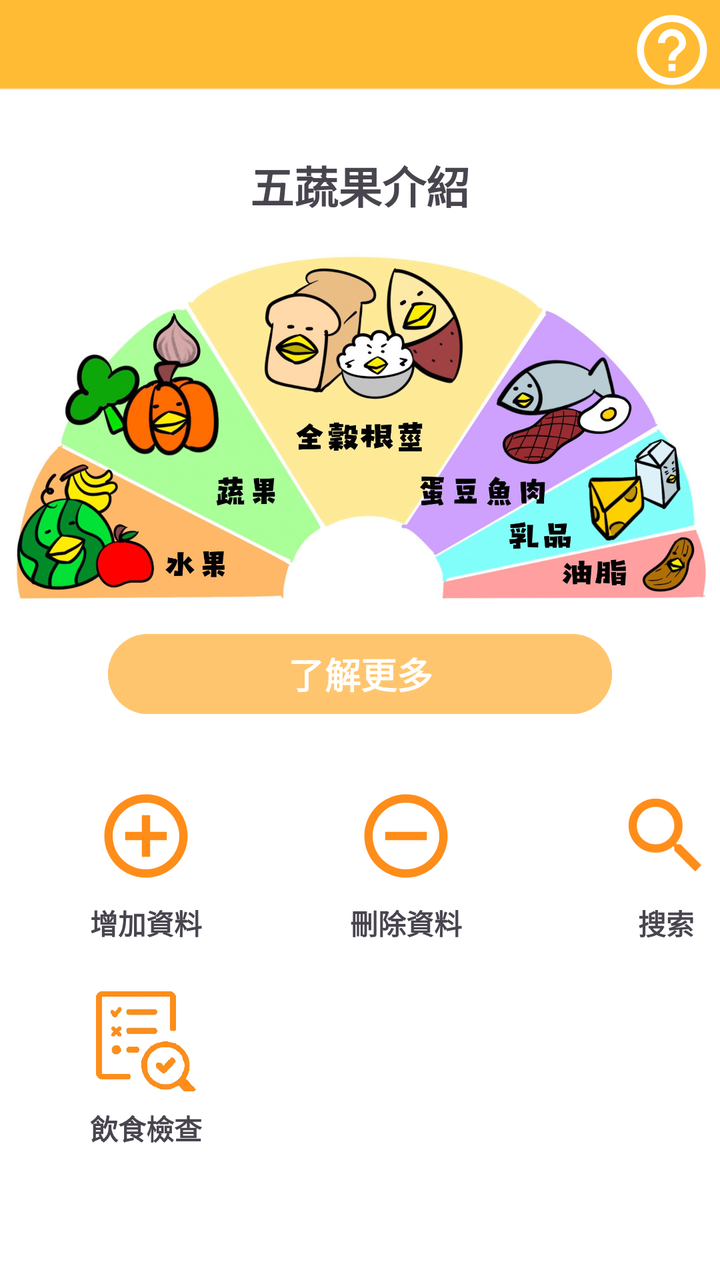
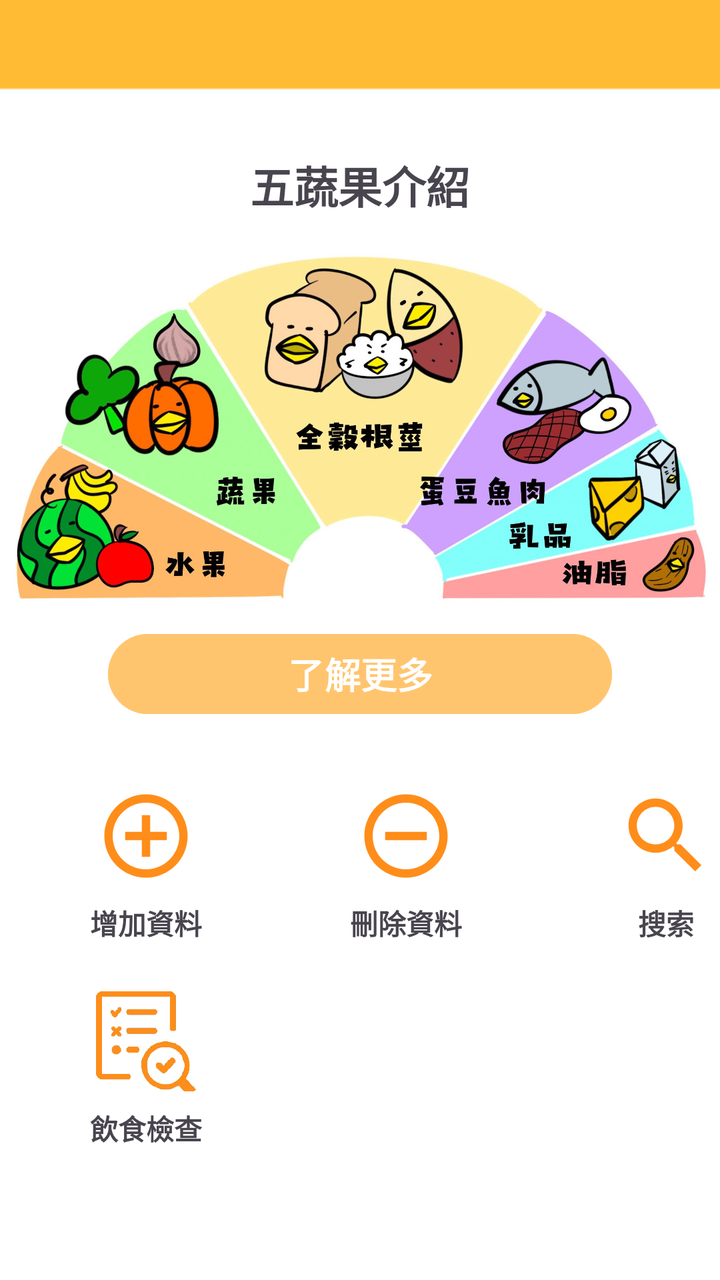

The first picture is an Android layout as it rendered before a commit; the second is the same layout after the commit. The layout source and the unified diff follow.
<!-- AndroidManifest.xml: application theme Theme.DEMO -->
<!-- res/layout/fragment_home.xml -->
<?xml version="1.0" encoding="utf-8"?>
<LinearLayout xmlns:android="http://schemas.android.com/apk/res/android"
    xmlns:app="http://schemas.android.com/apk/res-auto"
    xmlns:tools="http://schemas.android.com/tools"
    android:layout_width="match_parent"
    android:layout_height="match_parent"
    android:background="@drawable/img_3"
    android:orientation="vertical"
    tools:context=".FragmentHome">

    


    <androidx.constraintlayout.widget.ConstraintLayout
        android:layout_width="match_parent"
        android:layout_height="70dp">

        <ImageView
            android:id="@+id/help"
            android:layout_width="42dp"
            android:layout_height="44dp"
            android:layout_marginTop="3dp"
            android:src="@drawable/help"
            app:layout_constraintEnd_toEndOf="parent"
            app:layout_constraintHorizontal_bias="0.991"
            app:layout_constraintStart_toStartOf="parent"
            app:layout_constraintTop_toTopOf="parent" />
    </androidx.constraintlayout.widget.ConstraintLayout>

    <TextView
        android:id="@+id/textView2"
        android:layout_width="match_parent"
        android:layout_height="45dp"
        android:gravity="center"
        android:text="五蔬果介紹"
        android:textSize="22dp"
        android:textStyle="bold" />

    <ImageView
        android:id="@+id/imageView"
        android:layout_width="358dp"
        android:layout_height="198dp"
        android:layout_gravity="center"
        android:src="@drawable/photo" />

    <Button
        android:id="@+id/button"
        android:layout_width="252dp"
        android:layout_height="wrap_content"
        android:layout_gravity="center"
        android:backgroundTint="#FFC56E"
        android:text="了解更多"
        android:textSize="18dp"
        android:textStyle="bold" />

    <androidx.constraintlayout.widget.ConstraintLayout
        android:layout_width="match_parent"
        android:layout_height="match_parent">

        <TextView
            android:id="@+id/textView3"
            android:layout_width="wrap_content"
            android:layout_height="wrap_content"
            android:layout_marginTop="8dp"
            android:text="增加資料"
            android:textStyle="bold"
            app:layout_constraintEnd_toEndOf="@+id/add"
            app:layout_constraintStart_toStartOf="@+id/add"
            app:layout_constraintTop_toBottomOf="@+id/add" />

        <ImageView
            android:id="@+id/remove"
            android:layout_width="50dp"
            android:layout_height="50dp"
            android:layout_marginStart="80dp"
            android:src="@drawable/remove_circle"
            app:layout_constraintStart_toEndOf="@+id/add"
            app:layout_constraintTop_toTopOf="@+id/add" />

        <ImageView
            android:id="@+id/add"
            android:layout_width="50dp"
            android:layout_height="50dp"
            android:layout_marginStart="48dp"
            android:layout_marginTop="32dp"
            android:src="@drawable/add_circle"
            app:layout_constraintStart_toStartOf="parent"
            app:layout_constraintTop_toTopOf="parent" />

        <TextView
            android:id="@+id/textView4"
            android:layout_width="wrap_content"
            android:layout_height="wrap_content"
            android:layout_marginTop="8dp"
            android:text="刪除資料"
            android:textStyle="bold"
            app:layout_constraintEnd_toEndOf="@+id/remove"
            app:layout_constraintStart_toStartOf="@+id/remove"
            app:layout_constraintTop_toBottomOf="@+id/remove" />

        <ImageView
            android:id="@+id/search"
            android:layout_width="50dp"
            android:layout_height="50dp"
            android:layout_marginStart="80dp"
            android:src="@drawable/baseline_search_24"
            app:layout_constraintStart_toEndOf="@+id/remove"
            app:layout_constraintTop_toTopOf="@+id/remove" />

        <TextView
            android:id="@+id/textView7"
            android:layout_width="wrap_content"
            android:layout_height="wrap_content"
            android:layout_marginTop="8dp"
            android:text="搜索"
            android:textStyle="bold"
            app:layout_constraintEnd_toEndOf="@+id/search"
            app:layout_constraintStart_toStartOf="@+id/search"
            app:layout_constraintTop_toBottomOf="@+id/search" />

        <ImageView
            android:id="@+id/inspection"
            android:layout_width="50dp"
            android:layout_height="50dp"
            android:layout_marginTop="24dp"
            android:src="@drawable/img02"
            app:layout_constraintEnd_toEndOf="@+id/textView3"
            app:layout_constraintStart_toStartOf="@+id/textView3"
            app:layout_constraintTop_toBottomOf="@+id/textView3" />

        <TextView
            android:id="@+id/textView8"
            android:layout_width="wrap_content"
            android:layout_height="wrap_content"
            android:layout_marginTop="8dp"
            android:text="飲食檢查"
            android:textStyle="bold"
            app:layout_constraintEnd_toEndOf="@+id/textView3"
            app:layout_constraintHorizontal_bias="1.0"
            app:layout_constraintStart_toStartOf="@+id/inspection"
            app:layout_constraintTop_toBottomOf="@+id/inspection" />
    </androidx.constraintlayout.widget.ConstraintLayout>


</LinearLayout>
<!-- resources referenced by this layout -->
<resources>
  <!-- drawable add_circle (drawable) -->
  <vector android:height="24dp" android:tint="#FF8D1A"
      android:viewportHeight="24" android:viewportWidth="24"
      android:width="24dp" xmlns:android="http://schemas.android.com/apk/res/android">
      <path android:fillColor="@android:color/white" android:pathData="M13,7h-2v4L7,11v2h4v4h2v-4h4v-2h-4L13,7zM12,2C6.48,2 2,6.48 2,12s4.48,10 10,10 10,-4.48 10,-10S17.52,2 12,2zM12,20c-4.41,0 -8,-3.59 -8,-8s3.59,-8 8,-8 8,3.59 8,8 -3.59,8 -8,8z"/>
  </vector>
  <!-- drawable baseline_search_24 (drawable) -->
  <vector android:height="24dp" android:tint="#FF8D1A"
      android:viewportHeight="24" android:viewportWidth="24"
      android:width="24dp" xmlns:android="http://schemas.android.com/apk/res/android">
      <path android:fillColor="@android:color/white" android:pathData="M15.5,14h-0.79l-0.28,-0.27C15.41,12.59 16,11.11 16,9.5 16,5.91 13.09,3 9.5,3S3,5.91 3,9.5 5.91,16 9.5,16c1.61,0 3.09,-0.59 4.23,-1.57l0.27,0.28v0.79l5,4.99L20.49,19l-4.99,-5zM9.5,14C7.01,14 5,11.99 5,9.5S7.01,5 9.5,5 14,7.01 14,9.5 11.99,14 9.5,14z"/>
  </vector>
  <!-- drawable help (drawable) -->
  <vector android:autoMirrored="true" android:height="24dp"
      android:tint="#FFFFFF" android:viewportHeight="24"
      android:viewportWidth="24" android:width="24dp" xmlns:android="http://schemas.android.com/apk/res/android">
      <path android:fillColor="@android:color/white" android:pathData="M11,18h2v-2h-2v2zM12,2C6.48,2 2,6.48 2,12s4.48,10 10,10 10,-4.48 10,-10S17.52,2 12,2zM12,20c-4.41,0 -8,-3.59 -8,-8s3.59,-8 8,-8 8,3.59 8,8 -3.59,8 -8,8zM12,6c-2.21,0 -4,1.79 -4,4h2c0,-1.1 0.9,-2 2,-2s2,0.9 2,2c0,2 -3,1.75 -3,5h2c0,-2.25 3,-2.5 3,-5 0,-2.21 -1.79,-4 -4,-4z"/>
  </vector>
  <!-- drawable img02: png bitmap (drawable, 102193 bytes) -->
  <!-- drawable img_3: png bitmap (drawable, 2198 bytes) -->
  <!-- drawable photo: jpg bitmap (drawable, 161578 bytes) -->
  <!-- drawable remove_circle (drawable) -->
  <vector android:height="24dp" android:tint="#FF8D1A"
      android:viewportHeight="24" android:viewportWidth="24"
      android:width="24dp" xmlns:android="http://schemas.android.com/apk/res/android">
      <path android:fillColor="@android:color/white" android:pathData="M7,11v2h10v-2L7,11zM12,2C6.48,2 2,6.48 2,12s4.48,10 10,10 10,-4.48 10,-10S17.52,2 12,2zM12,20c-4.41,0 -8,-3.59 -8,-8s3.59,-8 8,-8 8,3.59 8,8 -3.59,8 -8,8z"/>
  </vector>
  <style name="Theme.DEMO" parent="Base.Theme.DEMO" />
  <style name="Base.Theme.DEMO" parent="Theme.Material3.DayNight.NoActionBar">
          
          
      </style>
</resources>

<!-- the commit's change to res/layout/fragment_home.xml (unified diff, before → after) -->
@@ -13,19 +13,7 @@
 
     <androidx.constraintlayout.widget.ConstraintLayout
         android:layout_width="match_parent"
-        android:layout_height="70dp">
-
-        <ImageView
-            android:id="@+id/help"
-            android:layout_width="42dp"
-            android:layout_height="44dp"
-            android:layout_marginTop="3dp"
-            android:src="@drawable/help"
-            app:layout_constraintEnd_toEndOf="parent"
-            app:layout_constraintHorizontal_bias="0.991"
-            app:layout_constraintStart_toStartOf="parent"
-            app:layout_constraintTop_toTopOf="parent" />
-    </androidx.constraintlayout.widget.ConstraintLayout>
+        android:layout_height="70dp"/>
 
     <TextView
         android:id="@+id/textView2"
<!-- resource entries referenced after the edit -->
@@ -11,12 +11,6 @@
       android:viewportHeight="24" android:viewportWidth="24"
       android:width="24dp" xmlns:android="http://schemas.android.com/apk/res/android">
       <path android:fillColor="@android:color/white" android:pathData="M15.5,14h-0.79l-0.28,-0.27C15.41,12.59 16,11.11 16,9.5 16,5.91 13.09,3 9.5,3S3,5.91 3,9.5 5.91,16 9.5,16c1.61,0 3.09,-0.59 4.23,-1.57l0.27,0.28v0.79l5,4.99L20.49,19l-4.99,-5zM9.5,14C7.01,14 5,11.99 5,9.5S7.01,5 9.5,5 14,7.01 14,9.5 11.99,14 9.5,14z"/>
-  </vector>
-  <!-- drawable help (drawable) -->
-  <vector android:autoMirrored="true" android:height="24dp"
-      android:tint="#FFFFFF" android:viewportHeight="24"
-      android:viewportWidth="24" android:width="24dp" xmlns:android="http://schemas.android.com/apk/res/android">
-      <path android:fillColor="@android:color/white" android:pathData="M11,18h2v-2h-2v2zM12,2C6.48,2 2,6.48 2,12s4.48,10 10,10 10,-4.48 10,-10S17.52,2 12,2zM12,20c-4.41,0 -8,-3.59 -8,-8s3.59,-8 8,-8 8,3.59 8,8 -3.59,8 -8,8zM12,6c-2.21,0 -4,1.79 -4,4h2c0,-1.1 0.9,-2 2,-2s2,0.9 2,2c0,2 -3,1.75 -3,5h2c0,-2.25 3,-2.5 3,-5 0,-2.21 -1.79,-4 -4,-4z"/>
   </vector>
   <!-- drawable img02: png bitmap (drawable, 102193 bytes) -->
   <!-- drawable img_3: png bitmap (drawable, 2198 bytes) -->
